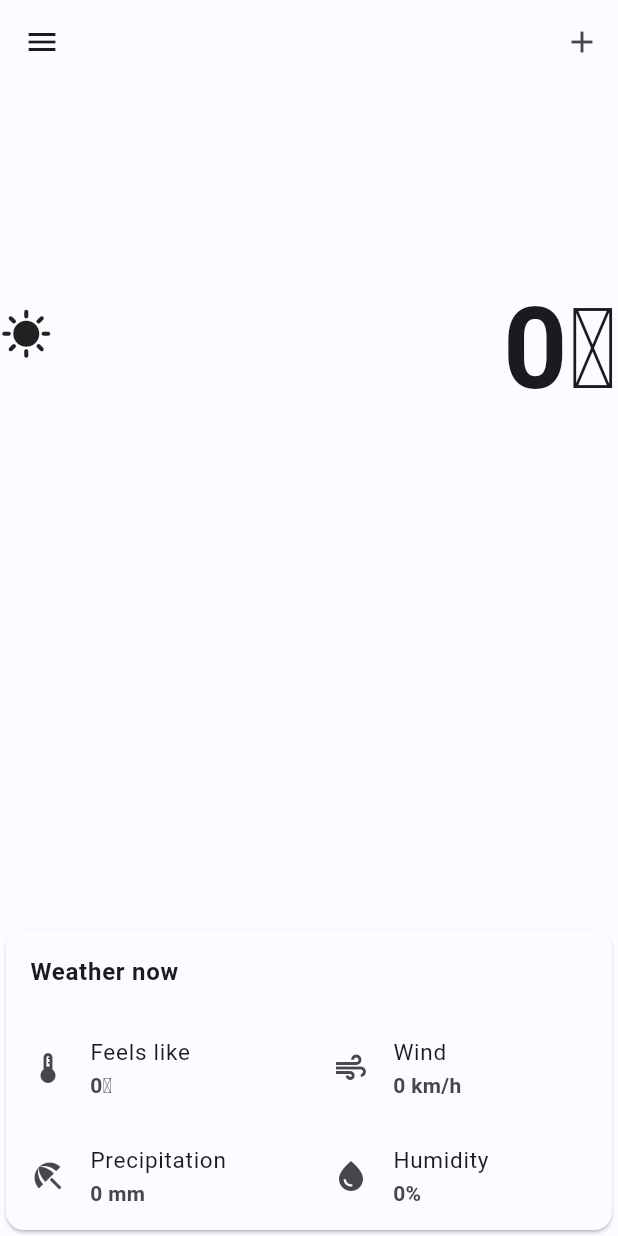
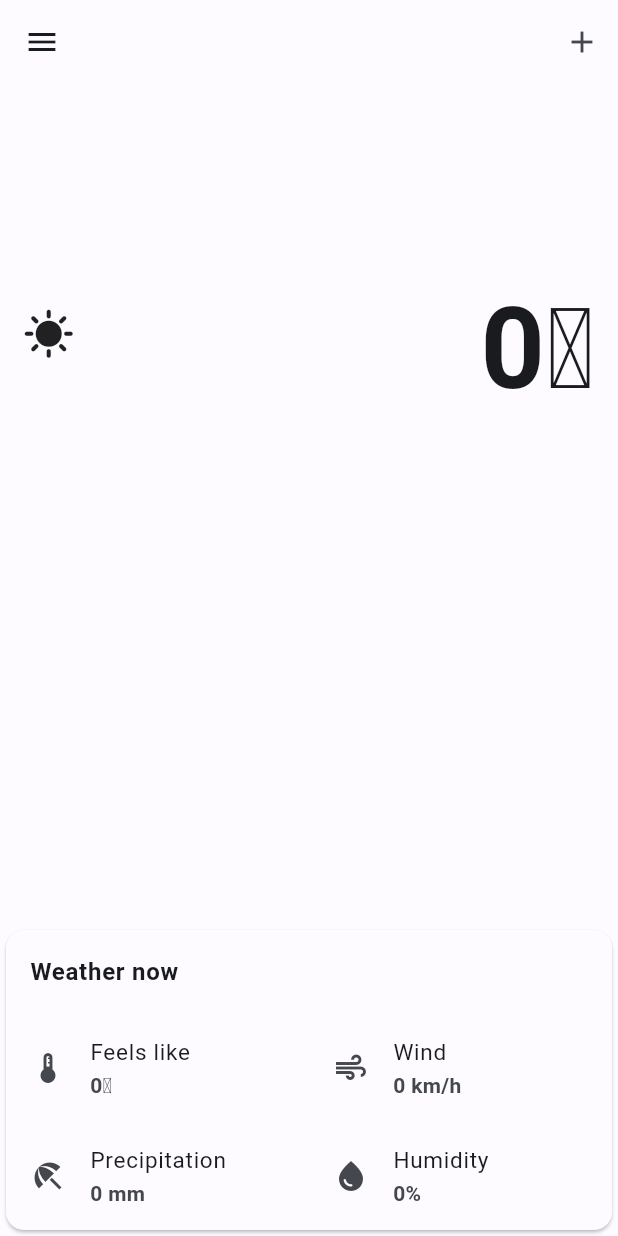
Before and after one commit to conrad-mo/weatherapp, a Flutter app: the screen it shows after launch, on a phone screen of 412 x 824 dp. Run offline on Flutter 3.47's test engine with Material 2 defaults, Android fonts, the phone set to English and light mode, and no system bars; our stand-ins replace flutter_riverpod.

Commit message:
UI consistency

```diff
--- a/lib/components/weathermain.dart
+++ b/lib/components/weathermain.dart
@@ -14,21 +14,19 @@ class WeatherMainContainer extends ConsumerWidget {
           padding: EdgeInsets.only(bottom: screenheight),
           child: Row(
             children: <Widget>[
+              const SizedBox(
+                width: 15,
+              ),
               Column(
+                crossAxisAlignment: CrossAxisAlignment.start,
                 mainAxisAlignment: MainAxisAlignment.start,
                 children: <Widget>[
-                  const Padding(
-                    padding: EdgeInsets.only(right: 50),
-                    child: Icon(
-                      Icons.sunny,
-                      size: 35.0,
-                      semanticLabel: 'Weather icon',
-                    ),
+                  const Icon(
+                    Icons.sunny,
+                    size: 35.0,
+                    semanticLabel: 'Weather icon',
                   ),
-                  Padding(
-                    padding: const EdgeInsets.only(left: 10),
-                    child: Text(description),
-                  ),
+                  Text(description),
                 ],
               ),
               const Spacer(),
@@ -53,6 +51,9 @@ class WeatherMainContainer extends ConsumerWidget {
                   ),
                 ),
               ),
+              const SizedBox(
+                width: 15,
+              ),
             ],
           ),
         ));
```
Also changed, not shown: 1 other file.
